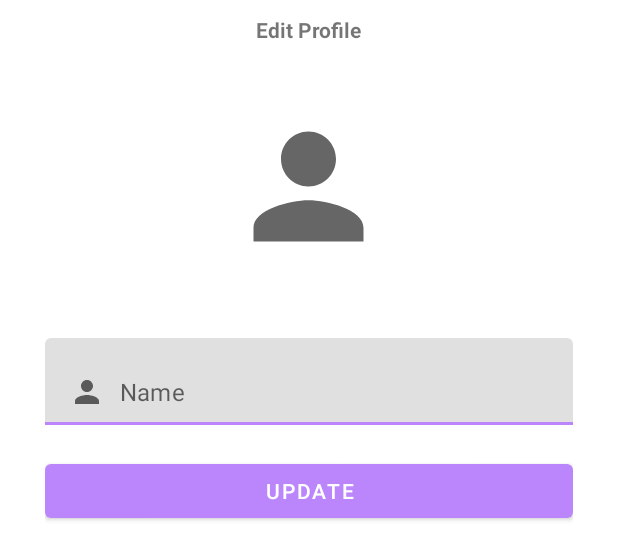
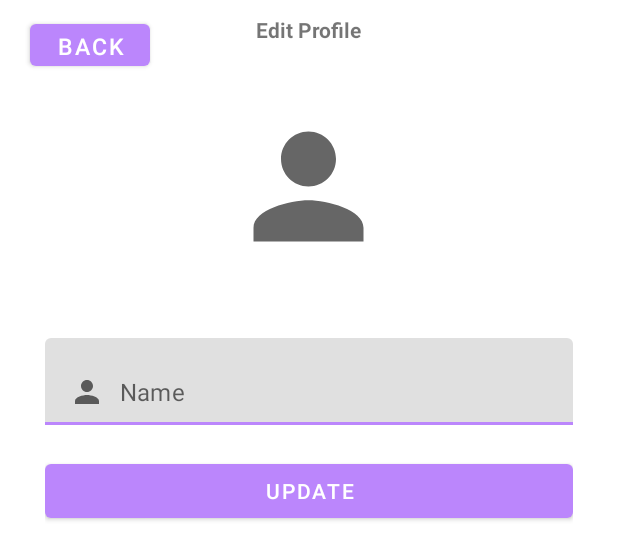
Before and after one commit to wynjardi/MobdeveFinalProj, an Android app: the layout activity_edit_profile.xml on its own in the app's theme, with its tools: preview values and no code run, on a phone screen of 412 x 824 dp. Shown: the top 560 px of the screen. Run offline under Robolectric (Android 15) with nearby library versions, the light colour scheme and no system bars.

Commit message:
put back buitton in edit profile

```diff
--- a/app/src/main/java/com/mobdeve/jardiniano/see/EditProfile.kt
+++ b/app/src/main/java/com/mobdeve/jardiniano/see/EditProfile.kt
@@ -42,6 +42,9 @@ class EditProfile : AppCompatActivity() {
         binding.updateBtn.setOnClickListener{
         validatedata()
     }
+        binding.backBtn.setOnClickListener {
+            onBackPressed()
+        }
 
     }
 
--- a/app/src/main/res/layout/activity_edit_profile.xml
+++ b/app/src/main/res/layout/activity_edit_profile.xml
@@ -12,6 +12,15 @@
         android:layout_width="match_parent"
         android:layout_height="250dp"
         android:id="@+id/toolbarRL">
+
+        <Button
+            android:id="@+id/backBtn"
+            android:layout_width="80dp"
+            android:layout_height="40dp"
+            android:layout_marginLeft="20dp"
+            android:layout_marginTop="10dp"
+            android:text="BACK"
+            android:textSize="15dp" />
 
         //title
         <TextView
```
